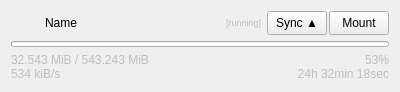
duri93/OneRClone, file view/JobWidget.ui: the form before one commit.
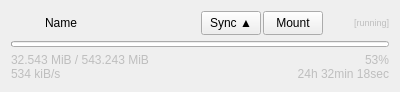
The form after the commit. Icons and pictures are not drawn.

```diff
--- a/view/JobWidget.ui
+++ b/view/JobWidget.ui
@@ -65,6 +65,12 @@
      </item>
      <item>
       <widget class="QLabel" name="name">
+       <property name="sizePolicy">
+        <sizepolicy hsizetype="Preferred" vsizetype="Preferred">
+         <horstretch>0</horstretch>
+         <verstretch>0</verstretch>
+        </sizepolicy>
+       </property>
        <property name="text">
         <string>Name</string>
        </property>
@@ -89,11 +95,89 @@
        </property>
       </spacer>
      </item>
+     <item>
+      <widget class="QPushButton" name="button1">
+       <property name="minimumSize">
+        <size>
+         <width>60</width>
+         <height>24</height>
+        </size>
+       </property>
+       <property name="maximumSize">
+        <size>
+         <width>60</width>
+         <height>24</height>
+        </size>
+       </property>
+       <property name="text">
+        <string>Sync ▲</string>
+       </property>
+      </widget>
+     </item>
+     <item>
+      <widget class="QPushButton" name="button2">
+       <property name="minimumSize">
+        <size>
+         <width>60</width>
+         <height>24</height>
+        </size>
+       </property>
+       <property name="maximumSize">
+        <size>
+         <width>60</width>
+         <height>24</height>
+        </size>
+       </property>
+       <property name="text">
+        <string>Mount</string>
+       </property>
+      </widget>
+     </item>
+     <item>
+      <spacer name="horizontalSpacer_2">
+       <property name="orientation">
+        <enum>Qt::Orientation::Horizontal</enum>
+       </property>
+       <property name="sizeType">
+        <enum>QSizePolicy::Policy::Fixed</enum>
+       </property>
+       <property name="sizeHint" stdset="0">
+        <size>
+         <width>4</width>
+         <height>20</height>
+        </size>
+       </property>
+      </spacer>
+     </item>
      <item>
       <widget class="QLabel" name="status">
        <property name="enabled">
         <bool>false</bool>
        </property>
+       <property name="sizePolicy">
+        <sizepolicy hsizetype="Fixed" vsizetype="Preferred">
+         <horstretch>0</horstretch>
+         <verstretch>0</verstretch>
+        </sizepolicy>
+       </property>
+       <property name="minimumSize">
+        <size>
+         <width>60</width>
+         <height>0</height>
+        </size>
+       </property>
+       <property name="maximumSize">
+        <size>
+         <width>60</width>
+         <height>16777215</height>
+        </size>
+       </property>
+       <property name="baseSize">
+        <size>
+         <width>0</width>
+         <height>0</height>
+        </size>
+       </property>
        <property name="text">
         <string>&lt;html&gt;&lt;head/&gt;&lt;body&gt;&lt;p&gt;&lt;span style=&quot; font-size:7pt;&quot;&gt;[running]&lt;/span&gt;&lt;/p&gt;&lt;/body&gt;&lt;/html&gt;</string>
        </property>
@@ -105,60 +189,6 @@
        </property>
       </widget>
      </item>
-     <item>
-      <spacer name="horizontalSpacer_2">
-       <property name="orientation">
-        <enum>Qt::Orientation::Horizontal</enum>
-       </property>
-       <property name="sizeType">
-        <enum>QSizePolicy::Policy::Fixed</enum>
-       </property>
-       <property name="sizeHint" stdset="0">
-        <size>
-         <width>4</width>
-         <height>20</height>
-        </size>
-       </property>
-      </spacer>
-     </item>
-     <item>
-      <widget class="QPushButton" name="button1">
-       <property name="minimumSize">
-        <size>
-         <width>60</width>
-         <height>24</height>
-        </size>
-       </property>
-       <property name="maximumSize">
-        <size>
-         <width>60</width>
-         <height>24</height>
-        </size>
-       </property>
-       <property name="text">
-        <string>Sync ▲</string>
-       </property>
-      </widget>
-     </item>
-     <item>
-      <widget class="QPushButton" name="button2">
-       <property name="minimumSize">
-        <size>
-         <width>60</width>
-         <height>24</height>
-        </size>
-       </property>
-       <property name="maximumSize">
-        <size>
-         <width>60</width>
-         <height>24</height>
-        </size>
-       </property>
-       <property name="text">
-        <string>Mount</string>
-       </property>
-      </widget>
-     </item>
     </layout>
    </item>
    <item>
```
